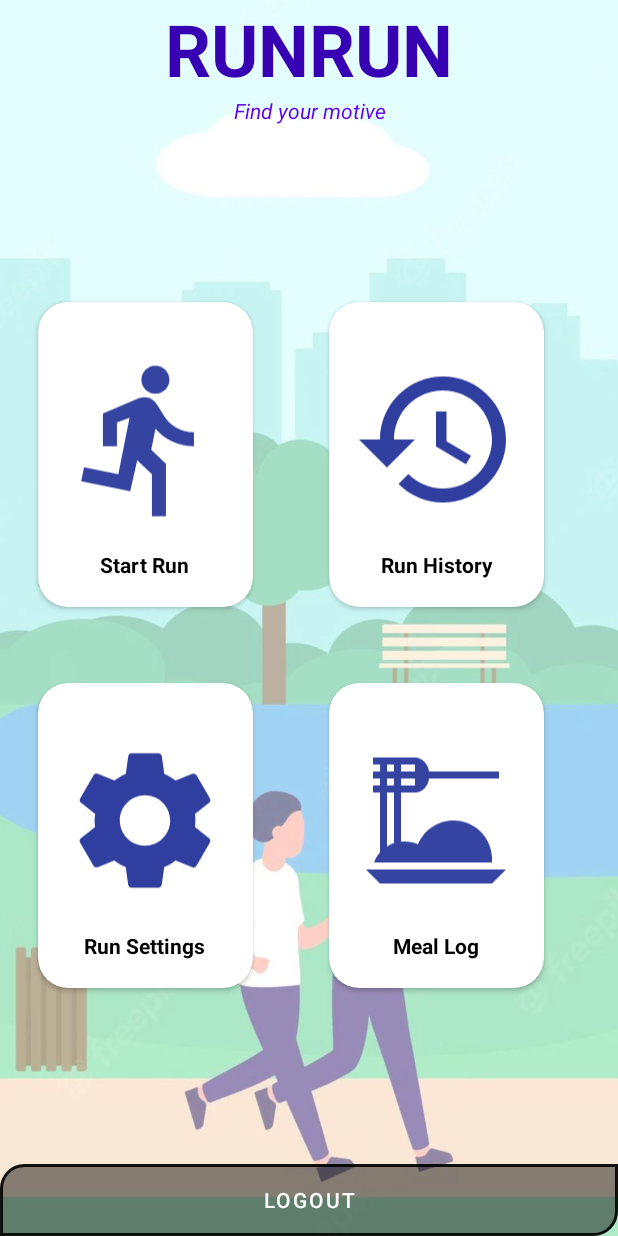
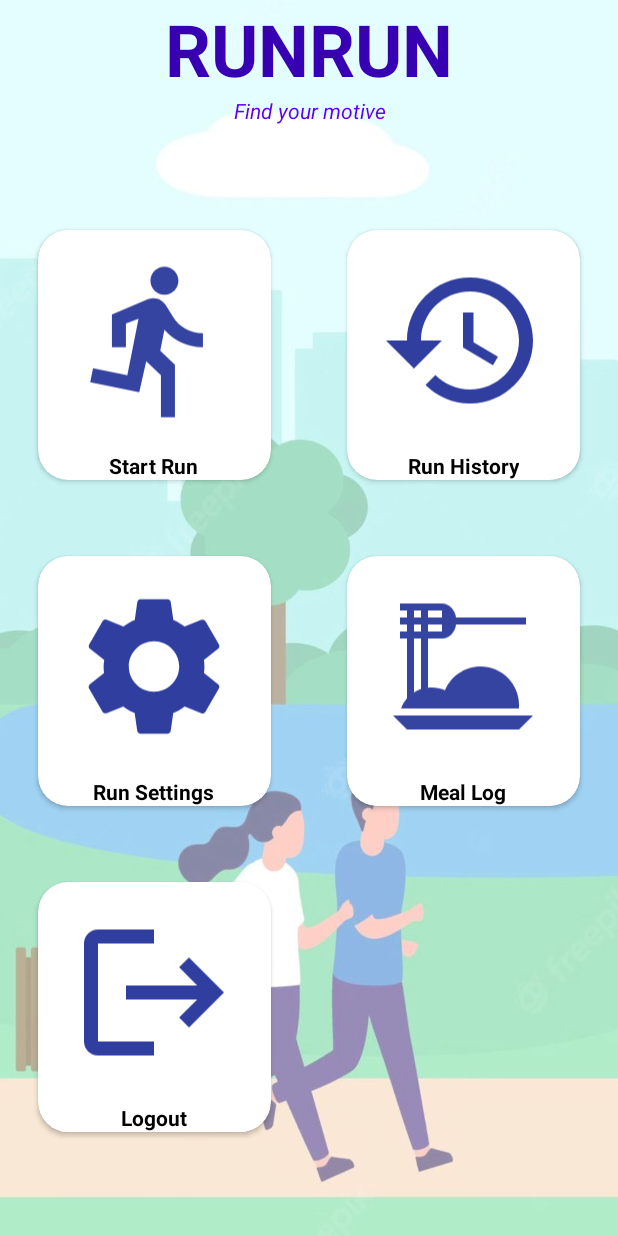
Before and after one commit to grithika/runrun, an Android app: the HomepageActivity screen opened directly, with no data from a screen before it, on a phone screen of 412 x 824 dp. Run offline under Robolectric (Android 15) with nearby library versions, the light colour scheme and no system bars.

Commit message:
layout changes

```diff
--- a/app/src/main/java/com/lappy/loginapp/HomepageActivity.java
+++ b/app/src/main/java/com/lappy/loginapp/HomepageActivity.java
@@ -27,20 +27,29 @@ public class HomepageActivity extends AppCompatActivity implements LocationListe
 
     private static final int PermissionCode = 58;
 
-    CardView startrun, runsettings,runhistory, logmeal, mealhistory;
+    CardView startrun, runsettings,runhistory, logmeal, logoutButton, mealhistory;
     LocationManager locationManager;
-    Button logoutButton;
 
     @Override
     protected void onCreate(Bundle savedInstanceState) {
         super.onCreate(savedInstanceState);
         setContentView(R.layout.activity_homepage2);
 
-        startrun = (CardView) findViewById(R.id.homepageStartRun);
-        runsettings = (CardView) findViewById(R.id.homepageRunSettings);
-        runhistory = (CardView) findViewById(R.id.homepageRunHistory);
-        logmeal = (CardView) findViewById(R.id.homepageLogMeal);
-        logoutButton = findViewById(R.id.homepageLogoutButton);
+        startrun = findViewById(R.id.homepageStartRun);
+        startrun.setOnClickListener(this);
+
+        runsettings = findViewById(R.id.homepageRunSettings);
+        runsettings.setOnClickListener(this);
+
+        runhistory = findViewById(R.id.homepageRunHistory);
+        runhistory.setOnClickListener(this);
+
+        logmeal = findViewById(R.id.homepageLogMeal);
+        logmeal.setOnClickListener(this);
+
+        logoutButton = findViewById(R.id.homepageAboutLogoutButton);
+        logoutButton.setOnClickListener(this);
+
 //        mealhistory = (ImageView) findViewById(R.id.homepageLogMealHistory);
 
         locationManager = (LocationManager) getSystemService(LOCATION_SERVICE);
@@ -88,25 +97,25 @@ public class HomepageActivity extends AppCompatActivity implements LocationListe
 //        });
 
 
-        logmeal.setOnClickListener(new View.OnClickListener() {
-            @Override
-            public void onClick(View view) {
-                MealLog MealLog = new MealLog();
-                new Thread((Runnable) logmeal).start();
-            }
-
-            class MealLog implements Runnable{
-                @Override
-                public void run(){
-                    logmeal.post(new Runnable() {
-                        @Override
-                        public void run() {
-                            Intent intent = new Intent(HomepageActivity.this, MealLog.class);
-                        }
-                    });
-                }
-            }
-        });
+//        logmeal.setOnClickListener(new View.OnClickListener() {
+//            @Override
+//            public void onClick(View view) {
+//                MealLog MealLog = new MealLog();
+//                new Thread((Runnable) logmeal).start();
+//            }
+//
+//            class MealLog implements Runnable{
+//                @Override
+//                public void run(){
+//                    logmeal.post(new Runnable() {
+//                        @Override
+//                        public void run() {
+//                            Intent intent = new Intent(HomepageActivity.this, MealLog.class);
+//                        }
+//                    });
+//                }
+//            }
+//        });
 //          no more using this variable
 //        mealhistory.setOnClickListener(new View.OnClickListener() {
 //            @Override
@@ -132,25 +141,34 @@ public class HomepageActivity extends AppCompatActivity implements LocationListe
     public void onClick(View v) {
         switch (v.getId()) {
             case R.id.homepageStartRun:
-                StartRunnable startRunnable = new StartRunnable();
+                //StartRunnable startRunnable = new StartRunnable();
+                startActivity(new Intent(this, RunInterface.class));
+                running();
                 break;
             case R.id.homepageRunSettings:
-                runHistory runHistory = new runHistory();
+                startActivity(new Intent(this, RunSettings.class));
                 break;
             case R.id.homepageRunHistory:
+                //runHistory runHistory = new runHistory();
                 startActivity(new Intent(this, RunHistoryDetails.class));
+                history();
                 break;
             case R.id.homepageLogMeal:
                 startActivity(new Intent(this, MealLog.class));
                 break;
-            case R.id.homepageLogoutButton:
-                startActivity(new Intent(this, MainActivity.class));
+            case R.id.homepageAboutLogoutButton:
+                startActivity(new Intent(this, LogoutFragment.class));
                 break;
         }
     }
-    class StartRunnable implements Runnable{
-        @Override
-        public void run(){
+
+
+//    class StartRunnable implements Runnable{
+//        @Override
+//
+//
+//    }
+    public void running(){
         startrun.post(new Runnable() {
             @Override
             public void run() {
@@ -166,10 +184,11 @@ public class HomepageActivity extends AppCompatActivity implements LocationListe
             }
         });
     }
-    }
-    class runHistory implements Runnable{
-        @Override
-        public void run(){
+//    class runHistory implements Runnable{
+//        @Override
+//
+//    }
+    public void history(){
         runhistory.post(new Runnable() {
             @Override
             public void run() {
@@ -177,7 +196,9 @@ public class HomepageActivity extends AppCompatActivity implements LocationListe
             }
         });
     }
-    }
+
+
+
 
     private void LocationPermissionRequest() {
         if (ActivityCompat.shouldShowRequestPermissionRationale(HomepageActivity.this, Manifest.permission.ACCESS_FINE_LOCATION)) {
--- /dev/null
+++ b/app/src/main/res/drawable/about_logout.xml
@@ -0,0 +1,5 @@
+<vector android:autoMirrored="true" android:height="50dp"
+    android:tint="#303F9F" android:viewportHeight="24"
+    android:viewportWidth="24" android:width="50dp" xmlns:android="http://schemas.android.com/apk/res/android">
+    <path android:fillColor="@android:color/white" android:pathData="M17,7l-1.41,1.41L18.17,11H8v2h10.17l-2.58,2.58L17,17l5,-5zM4,5h8V3H4c-1.1,0 -2,0.9 -2,2v14c0,1.1 0.9,2 2,2h8v-2H4V5z"/>
+</vector>
--- a/app/src/main/res/layout/activity_homepage2.xml
+++ b/app/src/main/res/layout/activity_homepage2.xml
@@ -37,12 +37,14 @@
 
     <androidx.gridlayout.widget.GridLayout
         android:id="@+id/gridLayout"
-        android:layout_width="388dp"
-        android:layout_height="508dp"
+        android:layout_width="match_parent"
+        android:layout_height="wrap_content"
         app:columnCount="2"
-        app:layout_constraintBottom_toTopOf="@+id/homepageLogoutButton"
+        app:rowCount="3"
         app:layout_constraintTop_toBottomOf="@+id/logo"
-        app:rowCount="2"
+        app:layout_constraintBottom_toBottomOf="parent"
+        app:layout_constraintEnd_toEndOf="parent"
+        app:layout_constraintLeft_toLeftOf="parent"
         tools:layout_editor_absoluteX="5dp">
 
         <androidx.cardview.widget.CardView
@@ -204,22 +206,46 @@
 
             </LinearLayout>
         </androidx.cardview.widget.CardView>
+        <androidx.cardview.widget.CardView
+            android:id="@+id/homepageAboutLogoutButton"
+            android:layout_width="wrap_content"
+            android:layout_height="wrap_content"
+            android:layout_margin="25dp"
+            android:elevation="10dp"
+            app:cardCornerRadius="20dp"
+            app:layout_column="0"
+            app:layout_columnWeight="1"
+            app:layout_gravity="fill"
+            app:layout_row="2"
+            app:layout_rowWeight="1">
 
+            <LinearLayout
+                android:layout_width="wrap_content"
+                android:layout_height="wrap_content"
+                android:layout_gravity="center_vertical|center_horizontal"
+                android:gravity="center"
+                android:orientation="vertical">
+
+                <ImageView
+                    android:id="@+id/imageView5"
+                    android:layout_width="112dp"
+                    android:layout_height="147dp"
+                    app:layout_column="0"
+                    app:layout_row="0"
+                    app:srcCompat="@drawable/about_logout" />
+
+                <TextView
+                    android:id="@+id/aboutLogout"
+                    android:layout_width="wrap_content"
+                    android:layout_height="wrap_content"
+                    android:text="Logout"
+                    android:textAlignment="center"
+                    android:textColor="@color/black"
+                    android:textStyle="bold" />
+
+            </LinearLayout>
+        </androidx.cardview.widget.CardView>
 
     </androidx.gridlayout.widget.GridLayout>
 
-    <Button
-        android:id="@+id/homepageLogoutButton"
-        android:layout_width="match_parent"
-        android:layout_height="wrap_content"
-        android:layout_centerHorizontal="true"
-        android:background="@drawable/border"
-        android:text="Logout"
-        app:layout_constraintBottom_toBottomOf="parent"
-        app:layout_constraintEnd_toEndOf="parent"
-        app:layout_constraintHorizontal_bias="0.0"
-        app:layout_constraintStart_toStartOf="parent"
-        app:layout_constraintTop_toBottomOf="@+id/appLogo"
-        app:layout_constraintVertical_bias="1.0" />
-
 </androidx.constraintlayout.widget.ConstraintLayout>
--- a/app/src/main/res/values/strings.xml
+++ b/app/src/main/res/values/strings.xml
@@ -5,4 +5,6 @@
     <string name="google_maps_key">AIzaSyB4bmpOHr4nUG4rujR6PXOLpWaTb4pkoE</string>
     <!-- TODO: Remove or change this placeholder text -->
     <string name="hello_blank_fragment">Hello blank fragment</string>
+    <string name="about_app">This application is built only for the education grading purpose and can be used by anyone who has an APK file.
+    The interest of using this application is solely based on the user and thank you for using this application!</string>
 </resources>
```
Also changed, not shown: app/src/main/AndroidManifest.xml (+36 -16 lines), app/src/main/java/com/lappy/loginapp/AboutFragment.java (added, +20 -0 lines), app/src/main/java/com/lappy/loginapp/AboutLogout.java (added, +37 -0 lines), app/src/main/java/com/lappy/loginapp/LogoutFragment.java (added, +38 -0 lines), app/src/main/java/com/lappy/loginapp/SplashScreen.java (added, +23 -0 lines), app/src/main/res/layout/activity_about_logout.xml (added, +46 -0 lines), app/src/main/res/layout/activity_splash_screen.xml (added, +10 -0 lines), app/src/main/res/layout/fragment_about.xml (added, +14 -0 lines), app/src/main/res/layout/fragment_logout.xml (added, +48 -0 lines), app/src/main/res/drawable-v24/splash_screen_image.jpg (deleted), app/src/main/res/drawable/run.png (added), app/src/main/res/drawable/runrun.png (added), app/src/main/res/drawable/splash_screen.png (added). Lines whose indentation alone changed are shown as unchanged.
